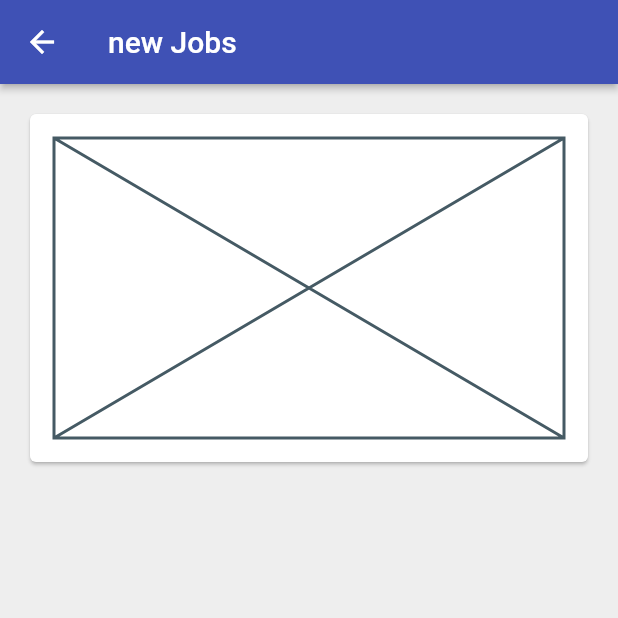
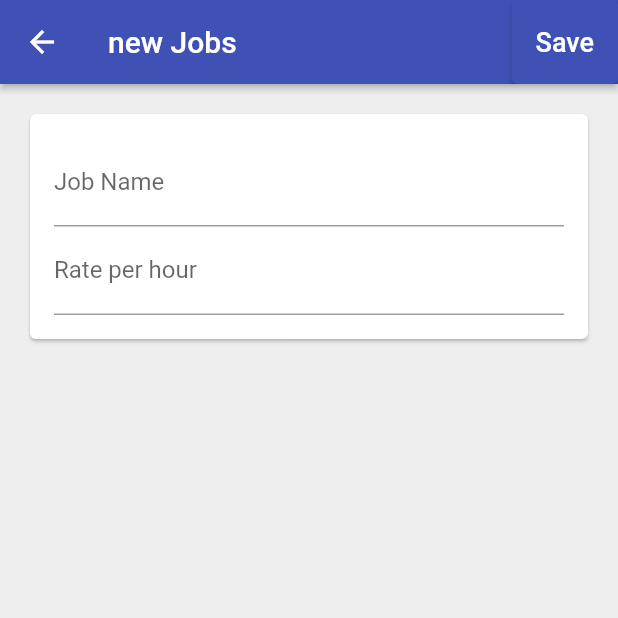
Before and after one commit to baosphoa0403/flutter-demo, a Flutter app: the AddJobPage screen opened directly, on a phone screen of 412 x 824 dp, the top half of it. Run offline on Flutter 3.47's test engine with Material 2 defaults, Android fonts, the phone set to English and light mode, and no system bars; our stand-ins replace cloud_firestore, firebase_auth, firebase_core, google_sign_in; missing offline and left inert: flutter_facebook_auth; accounts and stored records are empty.

Commit message:
use form gobalkey, add some TextFormField ,add validator , add onSave update variable

```diff
--- a/lib/home/jobs/add_job_page.dart
+++ b/lib/home/jobs/add_job_page.dart
@@ -12,12 +12,40 @@ class AddJobPage extends StatefulWidget {
 }
 
 class _AddJobPageState extends State<AddJobPage> {
+  final _formKey = GlobalKey<FormState>();
+
+  late String _name;
+  late int _ratePerHours;
+
+  bool _validateAndSaveForm() {
+    final form = _formKey.currentState;
+    if (form!.validate()) {
+      form.save();
+      return true;
+    }
+    return false;
+  }
+
+  void _submit() {
+    if (_validateAndSaveForm()) {
+      print("form saved ${_name} - ${_ratePerHours}");
+    }
+  }
+
   @override
   Widget build(BuildContext context) {
     return Scaffold(
       appBar: AppBar(
         elevation: 2.0,
         title: const Text("new Jobs"),
+        actions: <Widget>[
+          ElevatedButton(
+              onPressed: _submit,
+              child: const Text(
+                "Save",
+                style: TextStyle(fontSize: 18, color: Colors.white),
+              ))
+        ],
       ),
       body: _builContent(),
       backgroundColor: Colors.grey[200],
@@ -25,18 +53,45 @@ class _AddJobPageState extends State<AddJobPage> {
   }
 
   Widget _builContent() {
-    return const SingleChildScrollView(
+    return SingleChildScrollView(
       child: Padding(
-        padding: EdgeInsets.all(16.0),
+        padding: const EdgeInsets.all(16.0),
         child: Card(
           child: Padding(
-            padding: EdgeInsets.all(16.0),
-            child: Placeholder(
-              fallbackHeight: 200,
-            ),
+            padding: const EdgeInsets.all(16.0),
+            child: _buildForm(),
           ),
         ),
       ),
     );
   }
+
+  Widget _buildForm() {
+    return Form(
+      key: _formKey,
+      child: Column(
+        crossAxisAlignment: CrossAxisAlignment.stretch,
+        children: _buildFormChildren(),
+      ),
+    );
+  }
+
+  List<Widget> _buildFormChildren() {
+    return [
+      TextFormField(
+        decoration: const InputDecoration(label: Text("Job Name")),
+        validator: (value) => value!.isEmpty ? "Name can not empty " : null,
+        onSaved: (value) => _name =
+            value!, // dùng onsave update variable local , widget rebuild not required => don't call setSTate
+      ),
+      TextFormField(
+        decoration: const InputDecoration(label: Text("Rate per hour")),
+        keyboardType: const TextInputType.numberWithOptions(
+            signed: false, decimal: false),
+        onSaved: (value) => _ratePerHours = int.parse(value!),
+        validator: (value) =>
+            value!.isEmpty ? "Rate per hour can not empty " : null,
+      )
+    ];
+  }
 }
```
